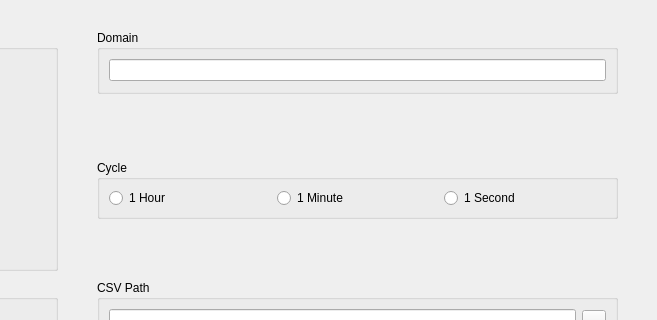
Old version of the form dns.ui in the repository pr0gr4m/DNS-Checker; both pictures show x 143 to 800 and y 0 to 320 of the 800 by 566 pixel window.
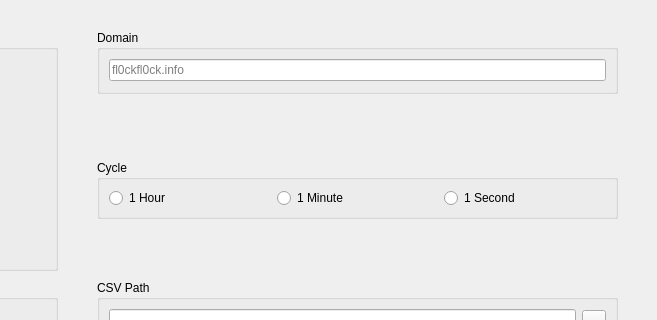
New version of the form.

What changed in the file:
```diff
--- a/dns.ui
+++ b/dns.ui
@@ -114,7 +114,11 @@
     </property>
     <layout class="QVBoxLayout" name="verticalLayout_3">
      <item>
-      <widget class="QLineEdit" name="lineDomain"/>
+      <widget class="QLineEdit" name="lineDomain">
+       <property name="placeholderText">
+        <string>fl0ckfl0ck.info</string>
+       </property>
+      </widget>
      </item>
     </layout>
    </widget>
```
